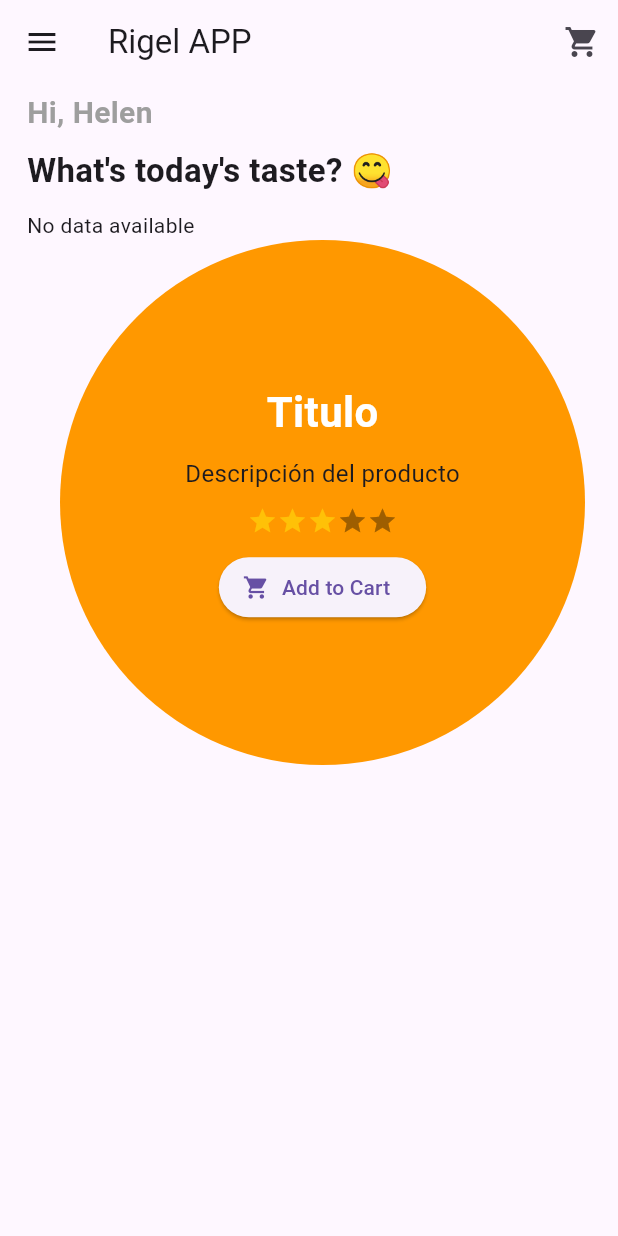
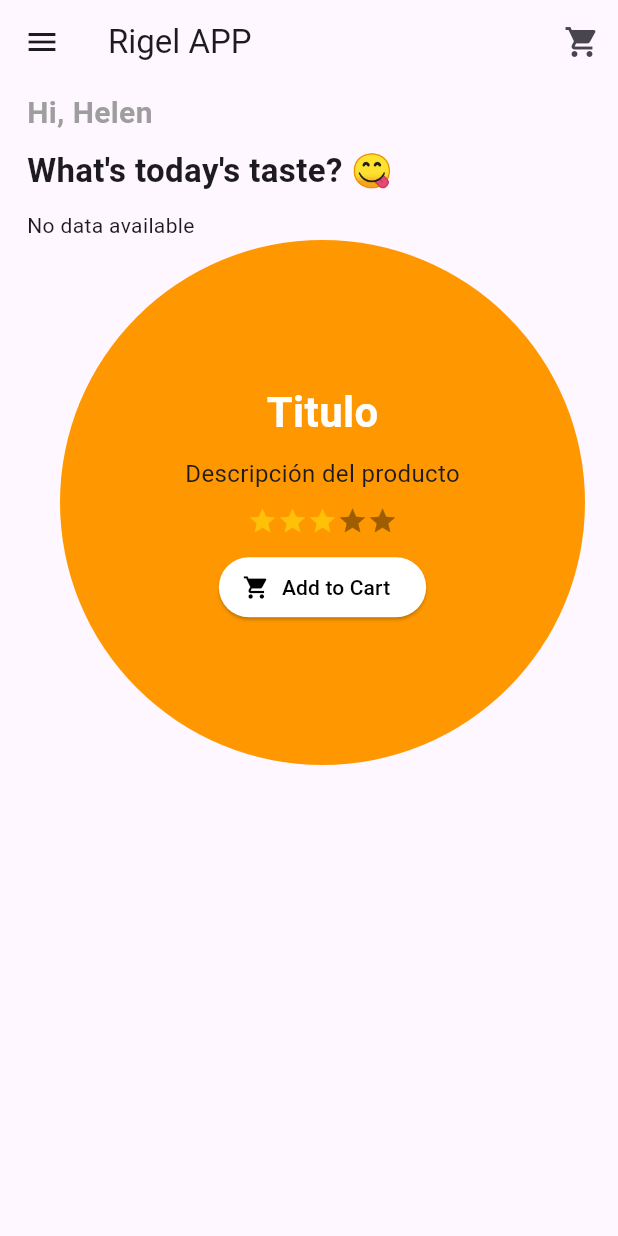
Before and after one commit to STRONCO/ecommerce, a Flutter app: the screen it shows after launch, on a phone screen of 412 x 824 dp. Run offline on Flutter 3.47's test engine with Material 3 defaults, Android fonts, the phone set to English and light mode, and no system bars; drawn by our look-alikes of flutter_rating_bar; our stand-ins replace image_picker, sqflite; accounts and stored records are empty.

```diff
--- a/lib/main.dart
+++ b/lib/main.dart
@@ -316,8 +316,16 @@ class _HomePageState extends State<HomePage> {
                             onPressed: () {
                               // Lógica para agregar al carrito
                             },
-                            icon: const Icon(Icons.shopping_cart),
-                            label: const Text('Add to Cart'),
+                            style: ElevatedButton.styleFrom(
+                              primary: Colors.white, // Color de fondo blanco
+                            ),
+                            icon: const Icon(Icons.shopping_cart,
+                                color: Colors.black), // Icono en color negro
+                            label: const Text(
+                              'Add to Cart',
+                              style: TextStyle(
+                                  color: Colors.black), // Texto en color negro
+                            ),
                           ),
                         ],
                       ),
```
